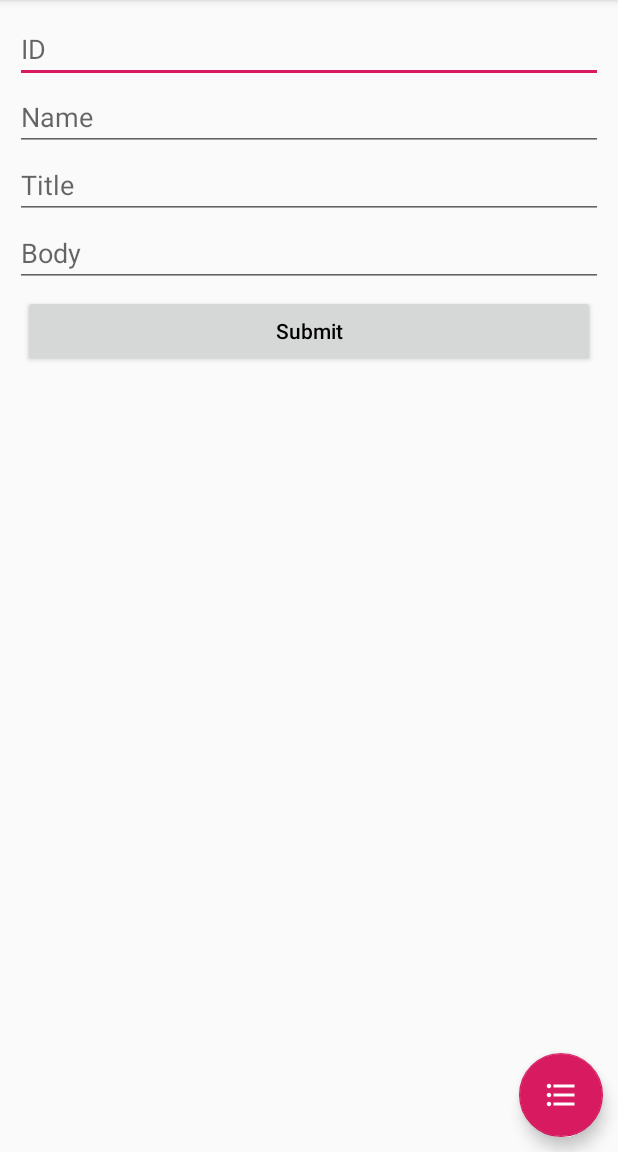
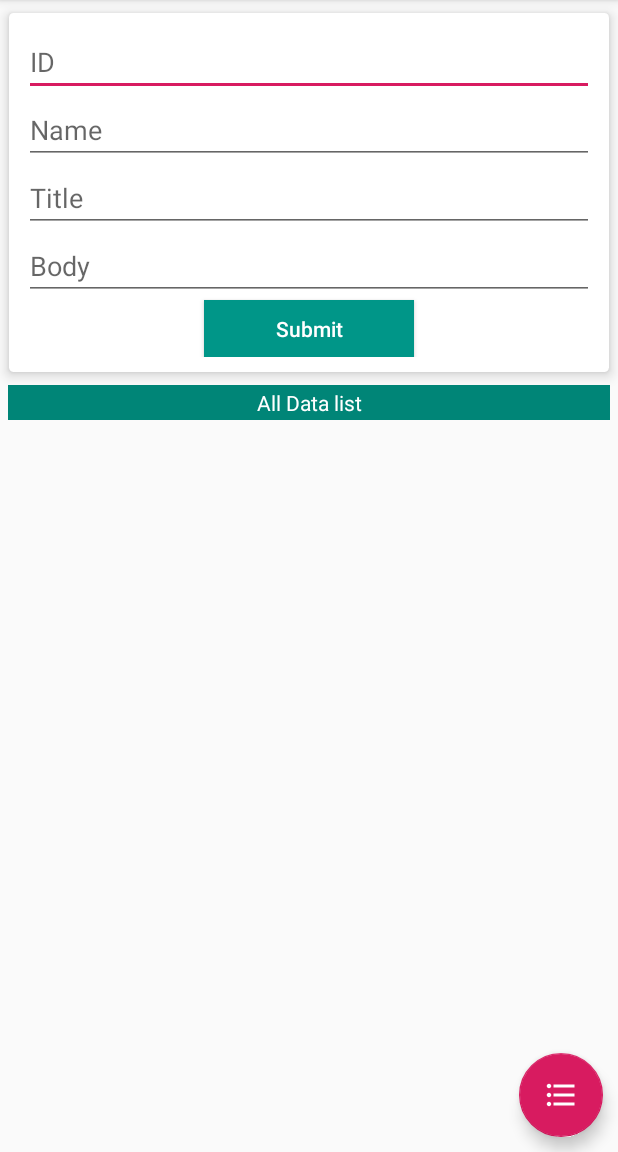
Before and after one commit to AshrafulMarufAnik/RestApiRetrofitDemo, an Android app: the screen it shows after launch (MainActivity), on a phone screen of 412 x 824 dp, the part 84-1236 px from its top. Run offline under Robolectric (Android 15) with nearby library versions, the phone set to English and light mode, and no system bars; 1 statement that could not run was skipped.

```diff
--- a/app/src/main/java/com/example/restapiretrofitdemo/ApiClient.java
+++ b/app/src/main/java/com/example/restapiretrofitdemo/ApiClient.java
@@ -1,15 +1,39 @@
 package com.example.restapiretrofitdemo;
+
+import android.util.Log;
+
+import java.io.IOException;
+import java.net.HttpURLConnection;
+import java.net.MalformedURLException;
+import java.net.URL;
 
 import retrofit2.Retrofit;
 import retrofit2.converter.gson.GsonConverterFactory;
+import retrofit2.http.Url;
 
 public class ApiClient {
-    private static String BASE_URL="http://localhost/api/user/";
+    private static String BASE_URL="http://localhost:8080/api/user/";
     private static ApiClient mInstance;
     private Retrofit retrofit;
 
 
     public ApiClient(){
+
+        try {
+            URL url = new URL(BASE_URL);
+            HttpURLConnection httpURLConnection = (HttpURLConnection) url.openConnection();
+            httpURLConnection.setRequestMethod("GET");
+            httpURLConnection.setRequestMethod("POST");
+            httpURLConnection.setDoInput(true);
+            httpURLConnection.setDoOutput(true);
+        }
+        catch (MalformedURLException e) {
+            Log.i("URL Conn",e.getMessage());
+        }
+        catch (IOException e) {
+            Log.i("URL Conn",e.getMessage());
+        }
+
         retrofit = new Retrofit.Builder()
                 .baseUrl(BASE_URL)
                 .addConverterFactory(GsonConverterFactory.create())
@@ -28,5 +52,4 @@ public class ApiClient {
         return retrofit.create(RetrofitInterface.class);
     }
 
-
 }
--- a/app/src/main/java/com/example/restapiretrofitdemo/DatabaseHelper.java
+++ b/app/src/main/java/com/example/restapiretrofitdemo/DatabaseHelper.java
@@ -101,6 +101,7 @@ public class DatabaseHelper extends SQLiteOpenHelper {
     public void deleteSingleData(String id){
         SQLiteDatabase sqLiteDatabase = getWritableDatabase();
         sqLiteDatabase.delete(TABLE_NAME,"userId=?",new String[]{String.valueOf(id)});
+        sqLiteDatabase.close();
     }
 
 }
--- a/app/src/main/java/com/example/restapiretrofitdemo/MainActivity.java
+++ b/app/src/main/java/com/example/restapiretrofitdemo/MainActivity.java
@@ -47,6 +47,16 @@ public class MainActivity extends AppCompatActivity {
         init();
         //getDataFromApi();
         //showDataFromLocalDB();
+
+        boolean activeNetwork = isConnectedToNetwork();
+
+        if(activeNetwork){
+            getDataFromApi();
+        }
+        else {
+            swipeRefreshLayout.setRefreshing(true);
+            showDataFromLocalDB();
+        }
 
         swipeRefreshLayout.setOnRefreshListener(new SwipeRefreshLayout.OnRefreshListener() {
             @Override
@@ -161,8 +171,10 @@ public class MainActivity extends AppCompatActivity {
             getDataFromApi();
         }
         else {
+            swipeRefreshLayout.setRefreshing(true);
             showDataFromLocalDB();
         }
+
     }
 
     @Override
--- a/app/src/main/res/layout/activity_main.xml
+++ b/app/src/main/res/layout/activity_main.xml
@@ -16,6 +16,15 @@
         android:src="@drawable/ic_format_list_bulleted_black_24dp"
         android:tint="#FFFFFF"
         android:layout_margin="10dp"/>
+
+    <androidx.cardview.widget.CardView
+        android:layout_width="match_parent"
+        android:layout_height="wrap_content"
+        android:id="@+id/cv1"
+        android:background="#FFFFFF"
+        app:cardUseCompatPadding="true"
+        app:cardCornerRadius="3dp"
+        app:cardElevation="5dp">
 
         <LinearLayout
             android:layout_width="match_parent"
@@ -49,23 +58,36 @@
                 android:id="@+id/inputBodyET"/>
 
             <Button
-            android:layout_width="match_parent"
-            android:layout_height="wrap_content"
+                android:layout_width="140dp"
+                android:layout_height="38dp"
                 android:id="@+id/SubmitBTN"
                 android:text="Submit"
+                android:textAlignment="center"
+                android:layout_gravity="center"
                 android:textAllCaps="false"
-            android:layout_margin="5dp"
-            android:textColor="#000000"
-            android:layout_marginLeft="40dp"
-            android:layout_marginRight="40dp"/>
+                android:background="#009688"
+                android:textColor="#FFFFFF"/>
 
         </LinearLayout>
+
+    </androidx.cardview.widget.CardView>
 
     <LinearLayout
         android:layout_width="match_parent"
         android:layout_height="match_parent"
-        android:layout_below="@id/inputL1"
+        android:layout_below="@id/cv1"
         android:orientation="vertical">
+
+        <TextView
+            android:layout_width="match_parent"
+            android:layout_height="wrap_content"
+            android:text="All Data list"
+            android:textColor="#FFFFFF"
+            android:padding="2dp"
+            android:textAlignment="center"
+            android:layout_marginLeft="5dp"
+            android:layout_marginRight="5dp"
+            android:background="@color/colorPrimary"/>
 
         <androidx.swiperefreshlayout.widget.SwipeRefreshLayout
             android:layout_width="match_parent"
@@ -75,7 +97,6 @@
             <androidx.recyclerview.widget.RecyclerView
                 android:layout_width="match_parent"
                 android:layout_height="match_parent"
-                android:layout_marginTop="10dp"
 
                 android:id="@+id/userRecyclearview">
 
```
Lines whose indentation alone changed are shown as unchanged.
